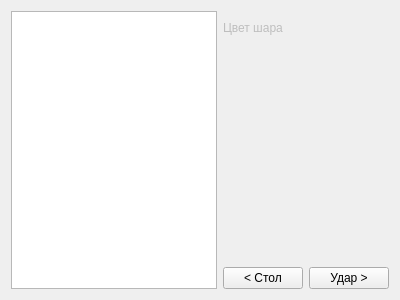
The window that gui/ballswidget.ui (moevm/gui-1h2017-19) describes before a commit, drawn with Qt 5.
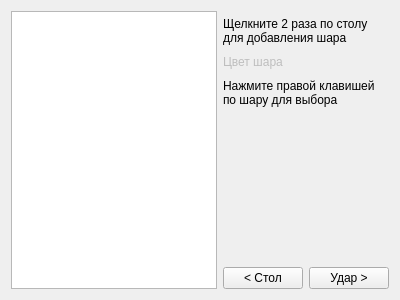
The same window after the commit. Custom widgets are drawn as their Qt base class.

Commit message: Реализовал выбор цвета шара Починил отключение передвижения шара

The edit to the form file:
```diff
--- a/gui/ballswidget.ui
+++ b/gui/ballswidget.ui
@@ -14,17 +14,7 @@
    <string>Form</string>
   </property>
   <layout class="QGridLayout" name="gridLayout">
-   <item row="1" column="1">
-    <widget class="QLabel" name="ballColorLabel">
-     <property name="enabled">
-      <bool>false</bool>
-     </property>
-     <property name="text">
-      <string>Цвет шара</string>
-     </property>
-    </widget>
-   </item>
-   <item row="1" column="2" colspan="2">
+   <item row="2" column="2" colspan="2">
     <widget class="QPushButton" name="ballColor">
      <property name="enabled">
       <bool>false</bool>
@@ -37,17 +27,34 @@
      </property>
     </widget>
    </item>
-   <item row="0" column="0" rowspan="4">
+   <item row="0" column="0" rowspan="6">
     <widget class="AddGraphicsView" name="tableView"/>
    </item>
-   <item row="3" column="2" colspan="2">
+   <item row="2" column="1">
+    <widget class="QLabel" name="ballColorLabel">
+     <property name="enabled">
+      <bool>false</bool>
+     </property>
+     <property name="text">
+      <string>Цвет шара</string>
+     </property>
+    </widget>
+   </item>
+   <item row="5" column="1">
+    <widget class="QPushButton" name="prevButton">
+     <property name="text">
+      <string>&lt; Стол</string>
+     </property>
+    </widget>
+   </item>
+   <item row="5" column="2" colspan="2">
     <widget class="QPushButton" name="nextButton">
      <property name="text">
       <string>Удар &gt;</string>
      </property>
     </widget>
    </item>
-   <item row="2" column="1" colspan="3">
+   <item row="4" column="1" colspan="3">
     <spacer name="verticalSpacer">
      <property name="orientation">
       <enum>Qt::Vertical</enum>
@@ -60,10 +67,23 @@
      </property>
     </spacer>
    </item>
-   <item row="3" column="1">
-    <widget class="QPushButton" name="prevButton">
+   <item row="3" column="1" colspan="3">
+    <widget class="QLabel" name="tip">
      <property name="text">
-      <string>&lt; Стол</string>
+      <string>Нажмите правой клавишей по шару для выбора</string>
+     </property>
+     <property name="wordWrap">
+      <bool>true</bool>
+     </property>
+    </widget>
+   </item>
+   <item row="1" column="1" colspan="3">
+    <widget class="QLabel" name="label">
+     <property name="text">
+      <string>Щелкните 2 раза по столу для добавления шара</string>
+     </property>
+     <property name="wordWrap">
+      <bool>true</bool>
      </property>
     </widget>
    </item>
```
The commit also changes 10 other files.
